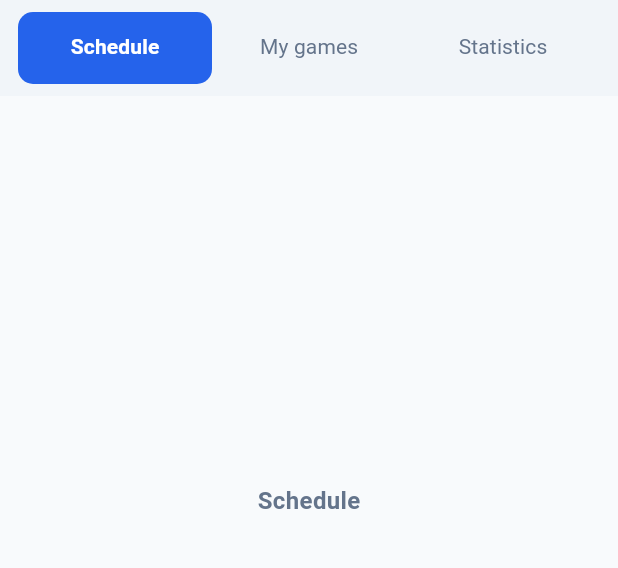
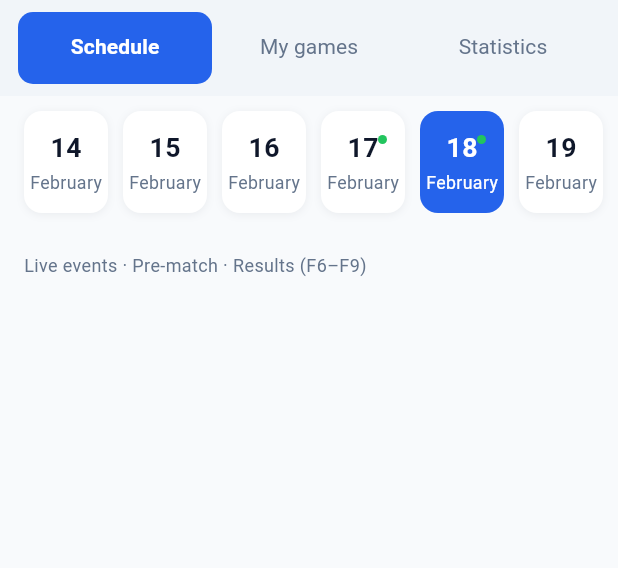
Before and after one commit to SaeefMinhaz/flutter_complex_ui_guide, a Flutter app: the screen it shows after launch, on a phone screen of 412 x 824 dp, the part 330-898 px from its top. Run offline on Flutter 3.47's test engine with Material 3 defaults, Android fonts, the phone set to English and light mode, and no system bars.

Commit message:
feat(schedule): scrollable calendar date strip added

```diff
--- a/lib/features/schedule/presentation/schedule_page.dart
+++ b/lib/features/schedule/presentation/schedule_page.dart
@@ -1,18 +1,41 @@
 import 'package:flutter/material.dart';
 
 import '../../../core/theme/theme.dart';
+import 'widgets/schedule_calendar_strip.dart';
 
-/// Schedule tab content. Calendar, Live, Pre-match, Result in F5–F9.
+/// Schedule tab content. Calendar strip (F5), Live/Pre-match/Result in F6–F9.
 class SchedulePage extends StatelessWidget {
   const SchedulePage({super.key});
 
+  /// Example range: 14–20 February 2026 (F9 will provide dates from Bloc).
+  static List<DateTime> get _exampleDates {
+    const int year = 2026;
+    const int month = DateTime.february;
+    return List.generate(7, (i) => DateTime(year, month, 14 + i));
+  }
+
   @override
   Widget build(BuildContext context) {
-    return Center(
-      child: Text(
-        'Schedule',
-        style: AppTextStyles.sectionHeader.copyWith(color: AppColors.textSecondary),
-      ),
+    return CustomScrollView(
+      slivers: [
+        SliverToBoxAdapter(
+          child: ScheduleCalendarStrip(
+            dates: _exampleDates,
+            initialSelectedIndex: 4,
+            eventDotDateIndices: const {3, 4},
+            onDateSelected: (_) {},
+          ),
+        ),
+        SliverToBoxAdapter(
+          child: Padding(
+            padding: const EdgeInsets.all(16),
+            child: Text(
+              'Live events · Pre-match · Results (F6–F9)',
+              style: AppTextStyles.bodySmall,
+            ),
+          ),
+        ),
+      ],
     );
   }
 }
--- /dev/null
+++ b/lib/features/schedule/presentation/widgets/date_card.dart
@@ -0,0 +1,90 @@
+import 'package:flutter/material.dart';
+
+import '../../../../core/theme/theme.dart';
+
+/// Single date in the calendar strip: day, month, selected state, optional event dot.
+class DateCard extends StatelessWidget {
+  const DateCard({
+    super.key,
+    required this.day,
+    required this.month,
+    this.isSelected = false,
+    this.showEventDot = false,
+    this.onTap,
+  });
+
+  final int day;
+  final String month;
+  final bool isSelected;
+  final bool showEventDot;
+  final VoidCallback? onTap;
+
+  static const double width = 56;
+
+  @override
+  Widget build(BuildContext context) {
+    return GestureDetector(
+      onTap: onTap,
+      child: Container(
+        width: width,
+        padding: const EdgeInsets.symmetric(vertical: 8, horizontal: 4),
+        decoration: BoxDecoration(
+          color: isSelected ? AppColors.primary : AppColors.background,
+          borderRadius: BorderRadius.circular(AppRadius.dateCard),
+          boxShadow: isSelected
+              ? null
+              : [
+                  BoxShadow(
+                    color: AppColors.textPrimary.withValues(alpha: 0.06),
+                    blurRadius: 4,
+                    offset: const Offset(0, 1),
+                  ),
+                ],
+        ),
+        child: Stack(
+          alignment: Alignment.center,
+          clipBehavior: Clip.none,
+          children: [
+            FittedBox(
+              fit: BoxFit.scaleDown,
+              child: Column(
+                mainAxisSize: MainAxisSize.min,
+                mainAxisAlignment: MainAxisAlignment.center,
+                children: [
+                  Text(
+                    '$day',
+                    style: isSelected
+                        ? AppTextStyles.dateDaySelected
+                        : AppTextStyles.dateDay,
+                  ),
+                  const SizedBox(height: 2),
+                  Text(
+                    month,
+                    style: isSelected
+                        ? AppTextStyles.dateMonthSelected
+                        : AppTextStyles.dateMonth,
+                    maxLines: 1,
+                    overflow: TextOverflow.ellipsis,
+                  ),
+                ],
+              ),
+            ),
+            if (showEventDot)
+              Positioned(
+                top: 8,
+                right: 8,
+                child: Container(
+                  width: 6,
+                  height: 6,
+                  decoration: const BoxDecoration(
+                    color: AppColors.eventDot,
+                    shape: BoxShape.circle,
+                  ),
+                ),
+              ),
+          ],
+        ),
+      ),
+    );
+  }
+}
--- /dev/null
+++ b/lib/features/schedule/presentation/widgets/schedule_calendar_strip.dart
@@ -0,0 +1,78 @@
+import 'package:flutter/material.dart';
+
+import 'date_card.dart';
+
+/// Horizontal scrollable strip of [DateCard]s. Manages selected index locally (F9 can wire Bloc).
+class ScheduleCalendarStrip extends StatefulWidget {
+  const ScheduleCalendarStrip({
+    super.key,
+    required this.dates,
+    this.initialSelectedIndex = 0,
+    this.eventDotDateIndices,
+    this.onDateSelected,
+  });
+
+  final List<DateTime> dates;
+  final int initialSelectedIndex;
+  /// Indices of dates that show the green event dot (e.g. has events).
+  final Set<int>? eventDotDateIndices;
+  final ValueChanged<DateTime>? onDateSelected;
+
+  @override
+  State<ScheduleCalendarStrip> createState() => _ScheduleCalendarStripState();
+}
+
+class _ScheduleCalendarStripState extends State<ScheduleCalendarStrip> {
+  late int _selectedIndex;
+
+  static const List<String> _monthNames = [
+    'January', 'February', 'March', 'April', 'May', 'June',
+    'July', 'August', 'September', 'October', 'November', 'December',
+  ];
+
+  @override
+  void initState() {
+    super.initState();
+    _selectedIndex = widget.initialSelectedIndex.clamp(0, widget.dates.length - 1);
+  }
+
+  @override
+  void didUpdateWidget(covariant ScheduleCalendarStrip oldWidget) {
+    super.didUpdateWidget(oldWidget);
+    if (oldWidget.initialSelectedIndex != widget.initialSelectedIndex ||
+        oldWidget.dates != widget.dates) {
+      _selectedIndex = widget.initialSelectedIndex.clamp(0, widget.dates.length - 1);
+    }
+  }
+
+  @override
+  Widget build(BuildContext context) {
+    if (widget.dates.isEmpty) {
+      return const SizedBox.shrink();
+    }
+    return SizedBox(
+      height: 88,
+      child: ListView.separated(
+        scrollDirection: Axis.horizontal,
+        padding: const EdgeInsets.symmetric(horizontal: 16, vertical: 10),
+        itemCount: widget.dates.length,
+        separatorBuilder: (_, __) => const SizedBox(width: 10),
+        itemBuilder: (context, index) {
+          final d = widget.dates[index];
+          final isSelected = index == _selectedIndex;
+          final showDot = widget.eventDotDateIndices?.contains(index) ?? false;
+          return DateCard(
+            day: d.day,
+            month: _monthNames[d.month - 1],
+            isSelected: isSelected,
+            showEventDot: showDot,
+            onTap: () {
+              setState(() => _selectedIndex = index);
+              widget.onDateSelected?.call(d);
+            },
+          );
+        },
+      ),
+    );
+  }
+}
```
